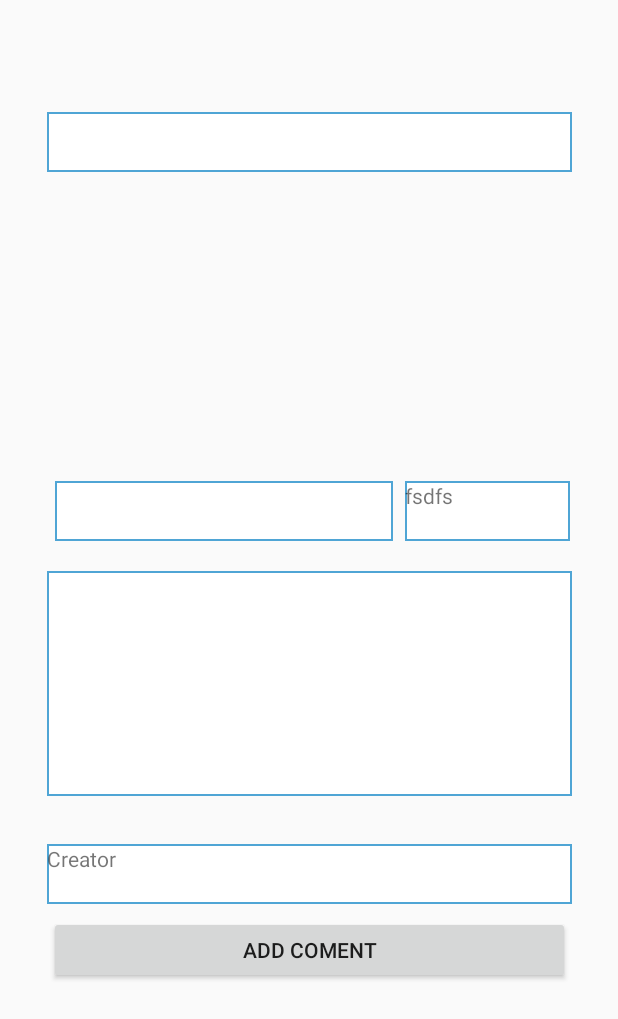
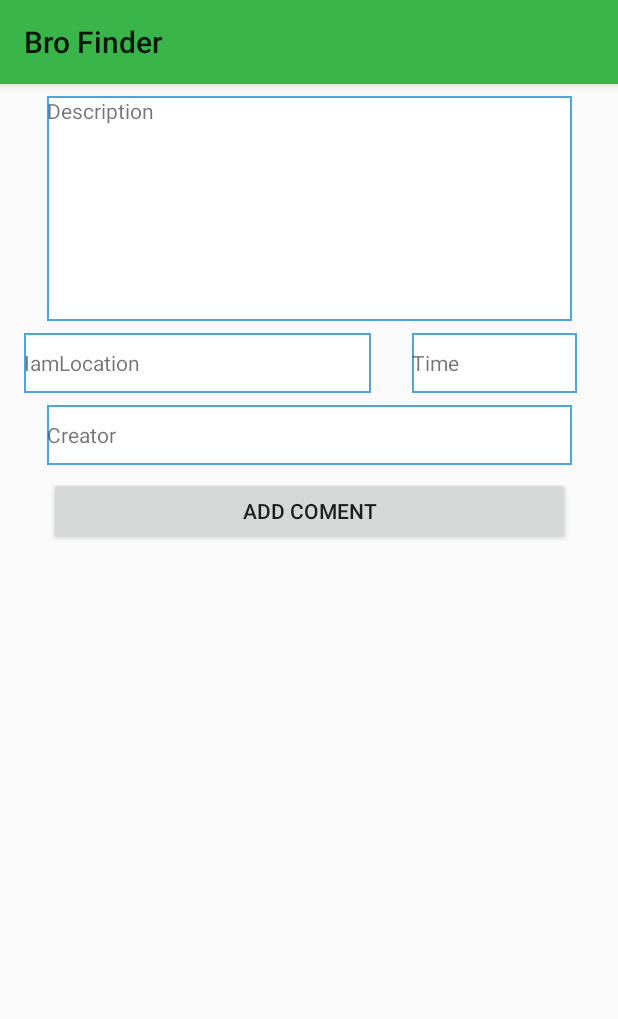
Before and after one commit to christoffer-thygesen/BroFinder, an Android app: the layout activity_detailed.xml on its own in the app's theme, with its tools: preview values and no code run, on a phone screen of 412 x 824 dp. Shown: the top 1019 px of the screen. Run offline under Robolectric (Android 15) with nearby library versions, the phone set to English and light mode, and no system bars.

Commit message:
Comments, comments all over the place.

```diff
--- a/app/src/main/java/mike/magic/com/brofinder/CreateEventActivity.java
+++ b/app/src/main/java/mike/magic/com/brofinder/CreateEventActivity.java
@@ -137,6 +137,8 @@ public class CreateEventActivity extends AppCompatActivity {
                 creator = broAuth.getCurrentUser().getUid();
 
                 databaseManager.addEvent(title, desc, creator, myCalendar, location);
+                Toast.makeText(CreateEventActivity.this, "Event created", Toast.LENGTH_SHORT).show();
+                finish();
             }
         });
     }
--- a/app/src/main/java/mike/magic/com/brofinder/Event.java
+++ b/app/src/main/java/mike/magic/com/brofinder/Event.java
@@ -42,7 +42,6 @@ public class Event implements Serializable {
         this.minute = minute;
         this.location_Lat = location_Lat;
         this.location_Lng = location_Lng;
-        this.commentList = commentList;
     }
 
     public String getId() {
--- a/app/src/main/java/mike/magic/com/brofinder/EventUpdater.java
+++ b/app/src/main/java/mike/magic/com/brofinder/EventUpdater.java
@@ -40,7 +40,7 @@ public class EventUpdater {
         this.googleApiClient = googleApiClient;
         eventArray = new ArrayList<>();
         eventAdapter = new EventAdapter(activity, eventArray);
-       // eventListView.setAdapter(eventAdapter); commented out because we need events on distance
+        eventListView.setAdapter(eventAdapter); //commented out because we need events on distance
 
         eventListView.setOnItemClickListener(new AdapterView.OnItemClickListener() {
             @Override
@@ -82,7 +82,6 @@ public class EventUpdater {
             item.setDistance(local2);
         }
         return item;
-
     }
 
     public void addEvent(Event event) {
@@ -111,6 +110,7 @@ public class EventUpdater {
                         item.setLocation_Lat(event.getLocation_Lat());
                         item.setLocation_Lng(event.getLocation_Lng());
                         item.setDistance(event.getDistance());
+                        item.setCommentList(event.getCommentList());
                     }
                 }
             }
--- a/app/src/main/res/layout/activity_detailed.xml
+++ b/app/src/main/res/layout/activity_detailed.xml
@@ -6,45 +6,41 @@
     android:layout_width="match_parent"
     android:layout_height="match_parent">
 
+    <android.support.v7.widget.Toolbar
+        android:id="@+id/toptoolbar"
+        android:layout_width="match_parent"
+        android:layout_height="?attr/actionBarSize"
+        android:background="?attr/colorPrimary"
+        android:elevation="4dp"
+        android:theme="@style/ThemeOverlay.AppCompat.ActionBar"
+        app:popupTheme="@style/ThemeOverlay.AppCompat.Light"
+        app:title="Bro Finder" />
+
     <TextView
         android:id="@+id/eventTime"
         android:layout_width="110dp"
         android:layout_height="40dp"
-        android:layout_marginEnd="32dp"
-        android:background="@drawable/back"
-        android:text="fsdfs"
-        app:layout_constraintBaseline_toBaselineOf="@+id/EventPlace"
-        app:layout_constraintEnd_toEndOf="parent" />
-
-    <TextView
-        android:id="@+id/eventTitle"
-        android:layout_width="350dp"
-        android:layout_height="40dp"
         android:layout_marginBottom="8dp"
         android:layout_marginEnd="8dp"
         android:layout_marginStart="8dp"
+        android:background="@drawable/back"
+        android:gravity="center_vertical"
+        android:text="Time"
+        app:layout_constraintBottom_toTopOf="@+id/eventCreator"
+        app:layout_constraintEnd_toEndOf="parent"
+        app:layout_constraintStart_toEndOf="@+id/eventPlace" />
+
+    <TextView
+        android:id="@+id/eventPlace"
+        android:layout_width="231dp"
+        android:layout_height="40dp"
+        android:layout_marginStart="16dp"
         android:layout_marginTop="8dp"
         android:background="@drawable/back"
         android:gravity="center_vertical"
-        android:orientation="horizontal"
-        app:layout_constraintBottom_toTopOf="@+id/EventPlace"
-        app:layout_constraintEnd_toEndOf="parent"
+        android:text="IamLocation"
         app:layout_constraintStart_toStartOf="parent"
-        app:layout_constraintTop_toTopOf="parent"
-        app:layout_constraintVertical_bias="0.253" />
-
-    <TextView
-        android:id="@+id/EventPlace"
-        android:layout_width="225dp"
-        android:layout_height="40dp"
-        android:layout_marginBottom="20dp"
-        android:layout_marginEnd="8dp"
-        android:layout_marginStart="8dp"
-        android:background="@drawable/back"
-        app:layout_constraintBottom_toTopOf="@+id/eventDescription"
-        app:layout_constraintEnd_toStartOf="@+id/eventTime"
-        app:layout_constraintHorizontal_bias="1.0"
-        app:layout_constraintStart_toStartOf="parent" />
+        app:layout_constraintTop_toBottomOf="@+id/eventDescription" />
 
     <TextView
         android:id="@+id/eventDescription"
@@ -52,13 +48,13 @@
         android:layout_height="150dp"
         android:layout_alignParentStart="true"
         android:layout_alignParentTop="true"
-        android:layout_marginBottom="32dp"
-        android:layout_marginEnd="8dp"
-        android:layout_marginStart="8dp"
+        android:layout_marginTop="8dp"
         android:background="@drawable/back"
-        app:layout_constraintBottom_toTopOf="@+id/eventCreator"
+        android:text="Description"
         app:layout_constraintEnd_toEndOf="parent"
-        app:layout_constraintStart_toStartOf="parent" />
+        app:layout_constraintHorizontal_bias="0.5"
+        app:layout_constraintStart_toStartOf="parent"
+        app:layout_constraintTop_toBottomOf="@+id/toptoolbar" />
 
     <TextView
         android:id="@+id/eventCreator"
@@ -66,35 +62,35 @@
         android:layout_height="40dp"
         android:layout_alignParentStart="true"
         android:layout_below="@+id/eventDescription"
-        android:layout_marginBottom="8dp"
-        android:layout_marginEnd="8dp"
-        android:layout_marginStart="8dp"
+        android:layout_marginTop="8dp"
         android:background="@drawable/back"
+        android:gravity="center_vertical"
         android:text="Creator"
-        app:layout_constraintBottom_toTopOf="@+id/ButtonForComment"
         app:layout_constraintEnd_toEndOf="parent"
-        app:layout_constraintStart_toStartOf="parent" />
+        app:layout_constraintHorizontal_bias="0.5"
+        app:layout_constraintStart_toStartOf="parent"
+        app:layout_constraintTop_toBottomOf="@+id/eventPlace" />
 
     <ListView
         android:id="@+id/CommentListView"
-        android:layout_width="350dp"
-        android:layout_height="152dp"
+        android:layout_width="358dp"
+        android:layout_height="185dp"
         android:layout_marginBottom="8dp"
-        android:layout_marginEnd="8dp"
-        android:layout_marginStart="8dp"
+        android:layout_marginTop="8dp"
         app:layout_constraintBottom_toBottomOf="parent"
         app:layout_constraintEnd_toEndOf="parent"
-        app:layout_constraintStart_toStartOf="parent" />
+        app:layout_constraintHorizontal_bias="0.5"
+        app:layout_constraintStart_toStartOf="parent"
+        app:layout_constraintTop_toBottomOf="@+id/buttonForComment" />
 
     <Button
-        android:id="@+id/ButtonForComment"
+        android:id="@+id/buttonForComment"
         android:layout_width="347dp"
         android:layout_height="45dp"
-        android:layout_marginBottom="8dp"
-        android:layout_marginEnd="8dp"
-        android:layout_marginStart="8dp"
+        android:layout_marginTop="8dp"
         android:text="Add coment"
-        app:layout_constraintBottom_toTopOf="@+id/CommentListView"
         app:layout_constraintEnd_toEndOf="parent"
-        app:layout_constraintStart_toStartOf="parent" />
+        app:layout_constraintHorizontal_bias="0.5"
+        app:layout_constraintStart_toStartOf="parent"
+        app:layout_constraintTop_toBottomOf="@+id/eventCreator" />
 </android.support.constraint.ConstraintLayout>
--- a/app/src/main/res/layout/activity_main.xml
+++ b/app/src/main/res/layout/activity_main.xml
@@ -16,7 +16,7 @@
         android:elevation="4dp"
         android:theme="@style/ThemeOverlay.AppCompat.ActionBar"
         app:popupTheme="@style/ThemeOverlay.AppCompat.Light"
-        app:title="Bro Toolbar" />
+        app:title="Bro Finder" />
 
     <TextView
         android:id="@+id/textView"
```
Also changed, not shown: app/src/main/java/mike/magic/com/brofinder/CommentAdapter.java (added, +59 -0 lines), app/src/main/java/mike/magic/com/brofinder/CustomCommentAdapter.java (deleted, +0 -36 lines), app/src/main/java/mike/magic/com/brofinder/DatabaseManager.java (+8 -27 lines), app/src/main/java/mike/magic/com/brofinder/DetailedActivity.java (+91 -83 lines), app/src/main/java/mike/magic/com/brofinder/DetailedActivityAdapter.java (deleted, +0 -36 lines), app/src/main/java/mike/magic/com/brofinder/EventAdapter.java (+3 -12 lines), app/src/main/java/mike/magic/com/brofinder/EventEventListener.java (+10 -2 lines), app/src/main/res/layout/custom_row_for_comment.xml (+36 -12 lines), app/src/main/res/layout/eventlist.xml (+38 -41 lines).
